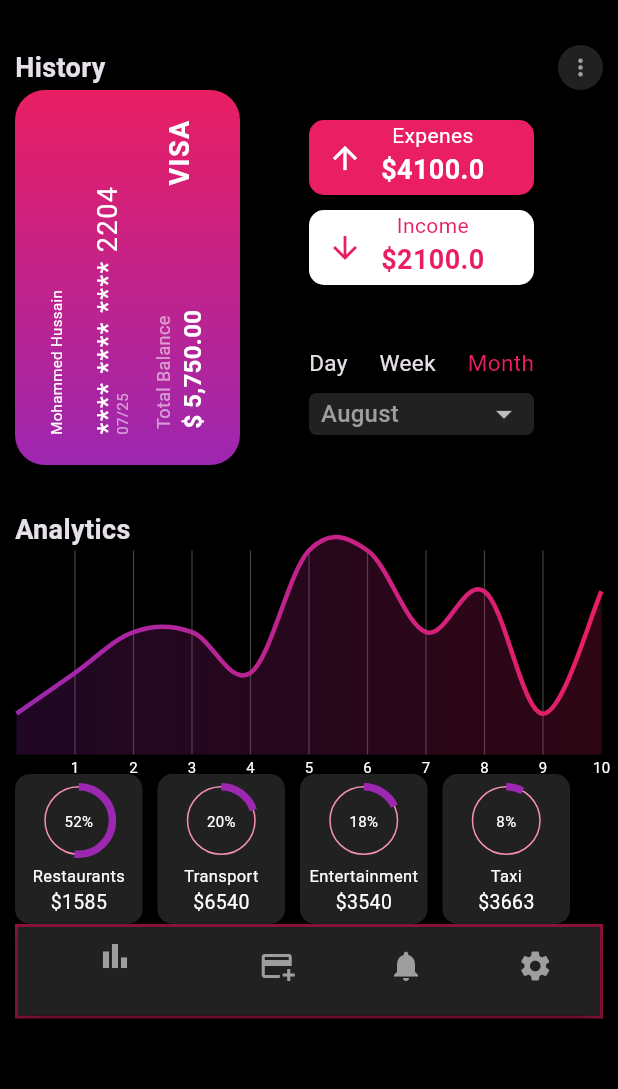
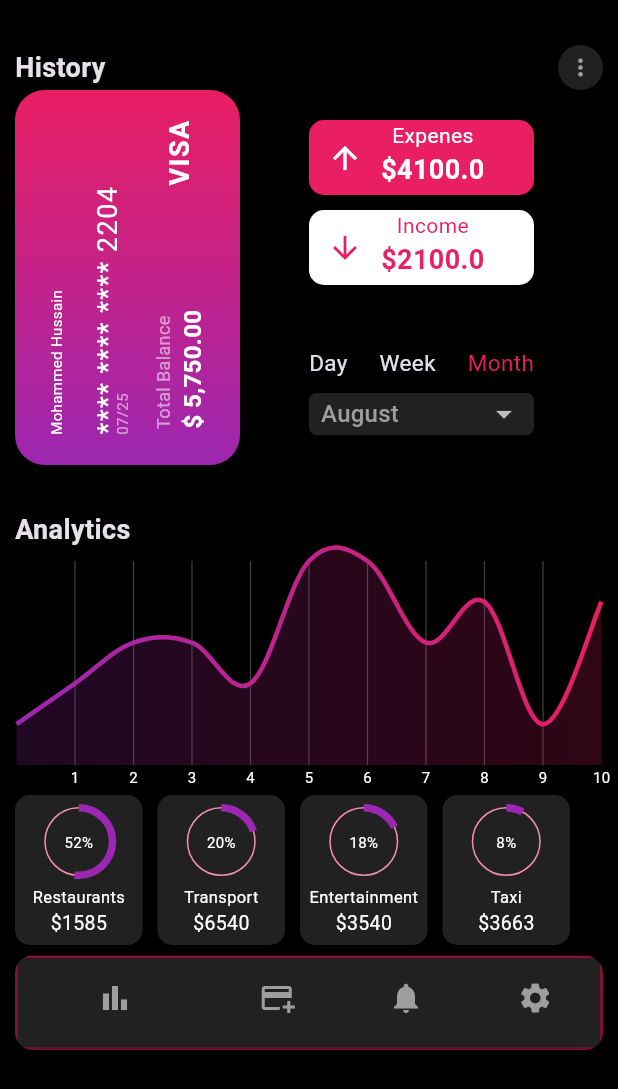
Before and after one commit to Mohammed-Dvlpr/Expense-Teacker, a Flutter app: the screen it shows after launch, on a phone screen of 412 x 824 dp. Shown: the top 1089 px of the screen. Run offline on Flutter 3.47's test engine with Material 3 defaults, Android fonts, the phone set to English and light mode, and no system bars; drawn by our look-alikes of fl_chart, percent_indicator.

Commit message:
final design

```diff
--- a/lib/homepage.dart
+++ b/lib/homepage.dart
@@ -47,11 +47,12 @@ class _HomepageState extends State<Homepage> {
             ),
             const SizedBox(height: 8),
             Padding(
-              padding: EdgeInsets.symmetric(vertical: 22),
+              padding: const EdgeInsets.only(top: 22),
               child: SizedBox(
-                height: 340,
+                height: 360,
                 child: Column(
                     crossAxisAlignment: CrossAxisAlignment.start,
+                    mainAxisAlignment: MainAxisAlignment.spaceBetween,
                     children: [
                       const Text(
                         "Analytics",
@@ -60,11 +61,17 @@ class _HomepageState extends State<Homepage> {
                       ),
                       const ExpencesGraphDesign(),
                       const CircleProgessChart(),
-                      Container(
+                      // rounding bottomnavigation bar
+                      ClipRRect(
+                        borderRadius: BorderRadius.circular(12),
+                        child: Container(
                           decoration: BoxDecoration(
                               border: Border.all(
-                                width: 2, color: Colors.pink.withOpacity(0.6))),
-                        child: BottomNavigationBar(items: [
+                                  width: 2,
+                                  color: Colors.pink.withOpacity(0.6))),
+                          child: BottomNavigationBar(
+                              showSelectedLabels: false,
+                              items: [
                                 BottomNavigationBarItem(
                                     backgroundColor: Colors.grey.shade900,
                                     icon: const Icon(
@@ -94,6 +101,7 @@ class _HomepageState extends State<Homepage> {
                                     ),
                                     label: ""),
                               ]),
+                        ),
                       )
                     ]),
               ),
--- a/lib/main.dart
+++ b/lib/main.dart
@@ -1,7 +1,7 @@
 import 'package:expense_tracker_ui/homepage.dart';
 import 'package:flutter/material.dart';
 
-void main() => runApp(MyApp());
+void main() => runApp(const MyApp());
 
 class MyApp extends StatefulWidget {
   const MyApp({super.key});
```
Lines whose indentation alone changed are shown as unchanged.
